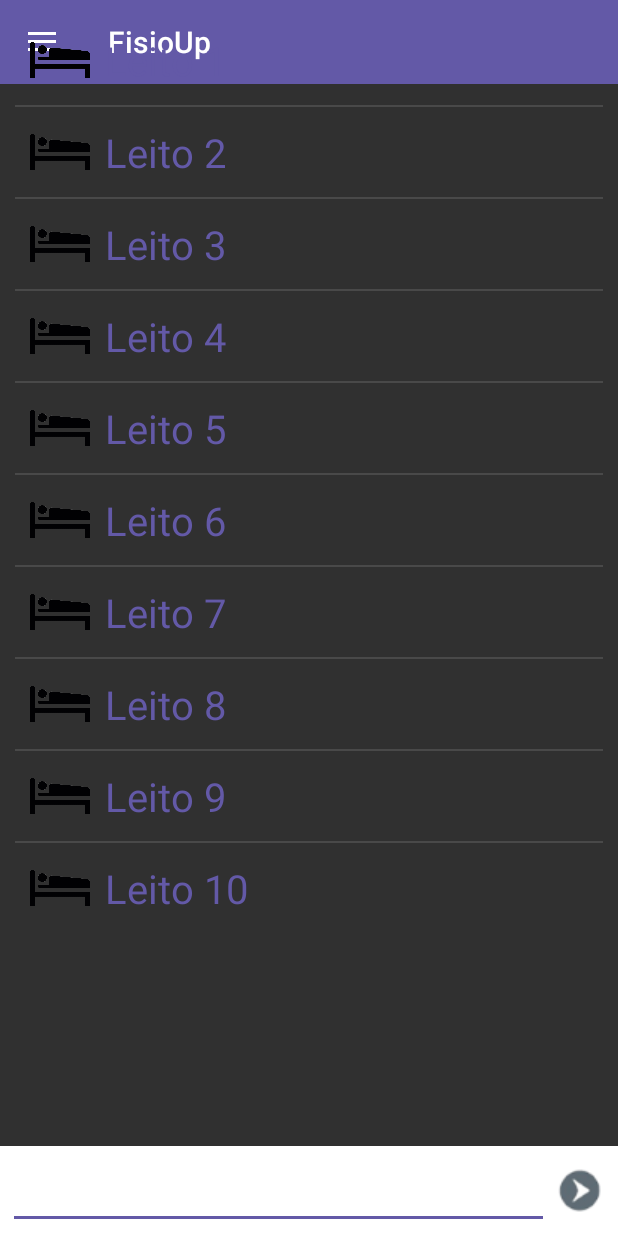
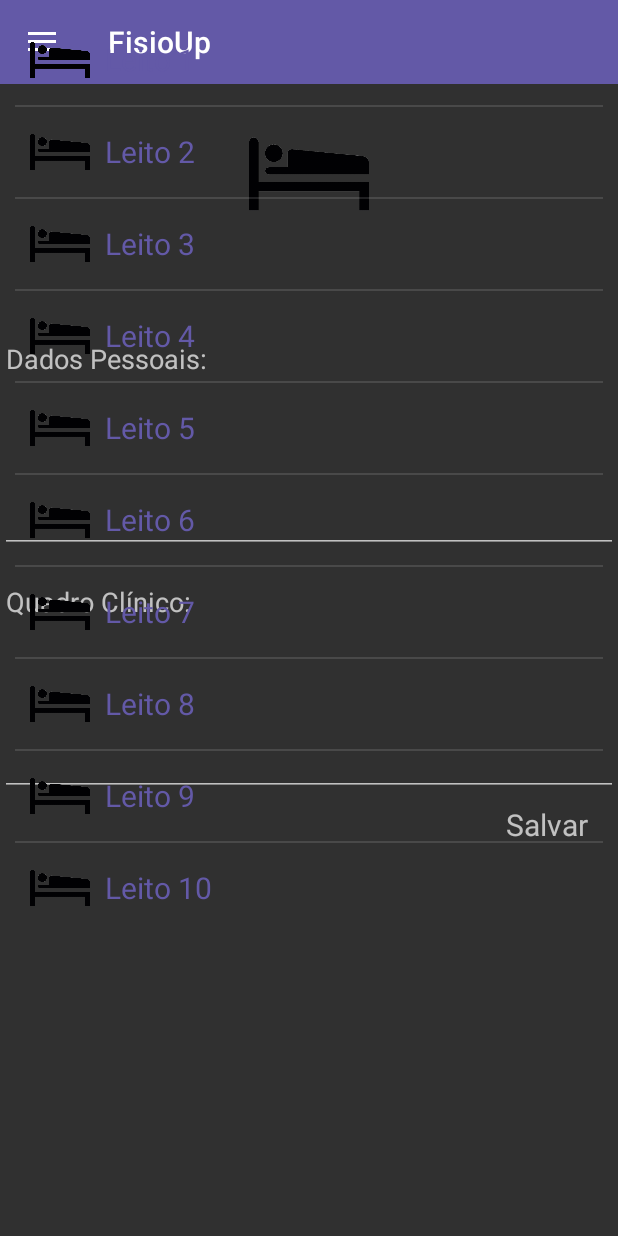
Before and after one commit to mukajihh/5Code-ChatUp, an Android app: the fragment LeitoFragment placed in its activity, after a tap on "Open navigation drawer", on a phone screen of 412 x 824 dp. Run offline under Robolectric (Android 15) with nearby library versions, the phone set to English and light mode, and no system bars.

Commit message:
[WIP] Set LeitoDetailsFragment

```diff
--- a/FisioUp/app/src/main/java/com/example/murillo/fisioup/model/adapters/LeitoFragmentAdapter.java
+++ b/FisioUp/app/src/main/java/com/example/murillo/fisioup/model/adapters/LeitoFragmentAdapter.java
@@ -38,7 +38,6 @@ public class LeitoFragmentAdapter extends ArrayAdapter<String>{
     }
 
     private class Holder{
-        ImageView ic;
         TextView text;
     }
 }
--- /dev/null
+++ b/FisioUp/app/src/main/java/com/example/murillo/fisioup/view/activities/LeitoDetailFragment.java
@@ -0,0 +1,57 @@
+package com.example.murillo.fisioup.view.activities;
+
+import android.os.Bundle;
+import android.support.annotation.Nullable;
+import android.support.v4.app.Fragment;
+import android.support.v4.view.GravityCompat;
+import android.support.v4.widget.DrawerLayout;
+import android.support.v7.app.ActionBarDrawerToggle;
+import android.support.v7.app.AppCompatActivity;
+import android.support.v7.widget.Toolbar;
+import android.view.LayoutInflater;
+import android.view.View;
+import android.view.ViewGroup;
+import android.widget.AdapterView;
+import android.widget.ListView;
+
+import com.example.murillo.fisioup.R;
+import com.example.murillo.fisioup.model.adapters.NavigationDrawerListAdapter;
+
+import java.util.List;
+
+/**
+ * Created by mukajihh on 30/05/2016.
+ */
+public class LeitoDetailFragment extends Fragment {
+
+    private int position;
+
+    public static LeitoDetailFragment newInstance(int position) {
+
+        Bundle args = new Bundle();
+
+        LeitoDetailFragment fragment = new LeitoDetailFragment();
+        fragment.setArguments(args);
+        fragment.setPosition(position);
+        return fragment;
+    }
+
+    @Override
+    public View onCreateView(LayoutInflater inflater, ViewGroup container, Bundle savedInstanceState) {
+        super.onCreateView(inflater, container, savedInstanceState);
+
+        View view = inflater.inflate(R.layout.fragment_leito_details, null);
+
+
+
+        return view;
+    }
+
+    public int getPosition() {
+        return position;
+    }
+
+    public void setPosition(int position) {
+        this.position = position;
+    }
+}
--- a/FisioUp/app/src/main/java/com/example/murillo/fisioup/view/activities/NavigationDrawerActivity.java
+++ b/FisioUp/app/src/main/java/com/example/murillo/fisioup/view/activities/NavigationDrawerActivity.java
@@ -58,7 +58,7 @@ public class NavigationDrawerActivity extends AppCompatActivity{
             }
         });
 
-        openChat();
+        onNavigationDrawerItemSelected(CHAT_POSITION);
         this.getWindow().setSoftInputMode(WindowManager.LayoutParams.SOFT_INPUT_STATE_HIDDEN);
     }
 
--- a/FisioUp/app/src/main/java/com/example/murillo/fisioup/view/fragments/LeitoFragment.java
+++ b/FisioUp/app/src/main/java/com/example/murillo/fisioup/view/fragments/LeitoFragment.java
@@ -2,13 +2,16 @@ package com.example.murillo.fisioup.view.fragments;
 
 import android.os.Bundle;
 import android.support.v4.app.Fragment;
+import android.support.v4.app.FragmentTransaction;
 import android.view.LayoutInflater;
 import android.view.View;
 import android.view.ViewGroup;
+import android.widget.AdapterView;
 import android.widget.ListView;
 
 import com.example.murillo.fisioup.R;
 import com.example.murillo.fisioup.model.adapters.LeitoFragmentAdapter;
+import com.example.murillo.fisioup.view.activities.LeitoDetailFragment;
 
 import java.util.ArrayList;
 import java.util.List;
@@ -29,14 +32,27 @@ public class LeitoFragment extends Fragment{
         ArrayList<String> list = new ArrayList<String>();
         for (int i=1; i<=10; i++){
             list.add("Leito " + i);
-        }
+    }
 
         View view = inflater.inflate(R.layout.fragment_leito_activity, container, false);
         ListView listView = (ListView) view.findViewById(R.id.list_leito);
         listView.setAdapter(new LeitoFragmentAdapter(getContext(), R.layout.item_list_leito_fragment, list));
+        listView.setOnItemClickListener(new AdapterView.OnItemClickListener() {
+            @Override
+            public void onItemClick(AdapterView<?> parent, View view, int position, long id) {
+                openLeitoDetails(position);
+            }
+        });
 
 
 
         return view;
     }
+
+    private void openLeitoDetails(int position) {
+        FragmentTransaction fragmentTransaction = getActivity().getSupportFragmentManager().beginTransaction();
+        fragmentTransaction.replace(R.id.container, LeitoDetailFragment.newInstance(position), "LeitoDetailFragment");
+        fragmentTransaction.commit();
+    }
+
 }
--- /dev/null
+++ b/FisioUp/app/src/main/res/layout/fragment_leito_details.xml
@@ -0,0 +1,64 @@
+<?xml version="1.0" encoding="utf-8"?>
+<LinearLayout
+    xmlns:android="http://schemas.android.com/apk/res/android"
+    xmlns:tools="http://schemas.android.com/tools"
+    android:orientation="vertical"
+    android:layout_width="match_parent"
+    android:layout_height="match_parent"
+    android:gravity="center_horizontal"
+    android:layout_marginTop="?attr/actionBarSize"
+    android:weightSum="1">
+
+    <ImageView
+        android:layout_width="80dp"
+        android:layout_height="80dp"
+        android:layout_marginTop="20dp"
+        android:src="@drawable/ic_leito"/>
+    <TextView
+        android:layout_width="match_parent"
+        android:layout_height="wrap_content"
+        android:layout_marginTop="10dp"
+        android:gravity="center"
+        android:textSize="30sp"
+        tools:text="Leito 1"/>
+
+    <EditText
+        android:layout_width="match_parent"
+        android:layout_height="wrap_content"
+        android:layout_marginTop="10dp"
+        android:inputType="textMultiLine"
+        android:ems="10"
+        android:id="@+id/editText"
+        android:singleLine="false"
+        android:scrollIndicators="right"
+        android:nestedScrollingEnabled="false"
+        android:minLines="6"
+        android:gravity="left|top"
+        android:hint="Dados Pessoais: " />
+
+    <EditText
+        android:layout_width="match_parent"
+        android:layout_height="wrap_content"
+        android:layout_marginTop="10dp"
+        android:inputType="textMultiLine"
+        android:ems="10"
+        android:id="@+id/editText2"
+        android:singleLine="false"
+        android:scrollIndicators="right"
+        android:nestedScrollingEnabled="false"
+        android:minLines="6"
+        android:gravity="left|top"
+        android:hint="Quadro Clínico: " />
+
+    <TextView
+        android:layout_width="wrap_content"
+        android:layout_height="wrap_content"
+        android:layout_marginTop="5dp"
+        android:text="Salvar"
+        android:textSize="20sp"
+        android:id="@+id/textView"
+        android:layout_gravity="right"
+        android:layout_marginRight="20dp"/>
+
+
+</LinearLayout>
--- a/FisioUp/app/src/main/res/layout/item_list_leito_fragment.xml
+++ b/FisioUp/app/src/main/res/layout/item_list_leito_fragment.xml
@@ -19,7 +19,7 @@
         android:layout_height="wrap_content"
         tools:text="Leito 1"
         android:id="@+id/list_text"
-        android:textSize="40px"
-        android:textColor="@color/colorPrimary"/>
+        android:textSize="20sp"
+        android:textColor="@color/colorPrimary" />
 
 </LinearLayout>
```
